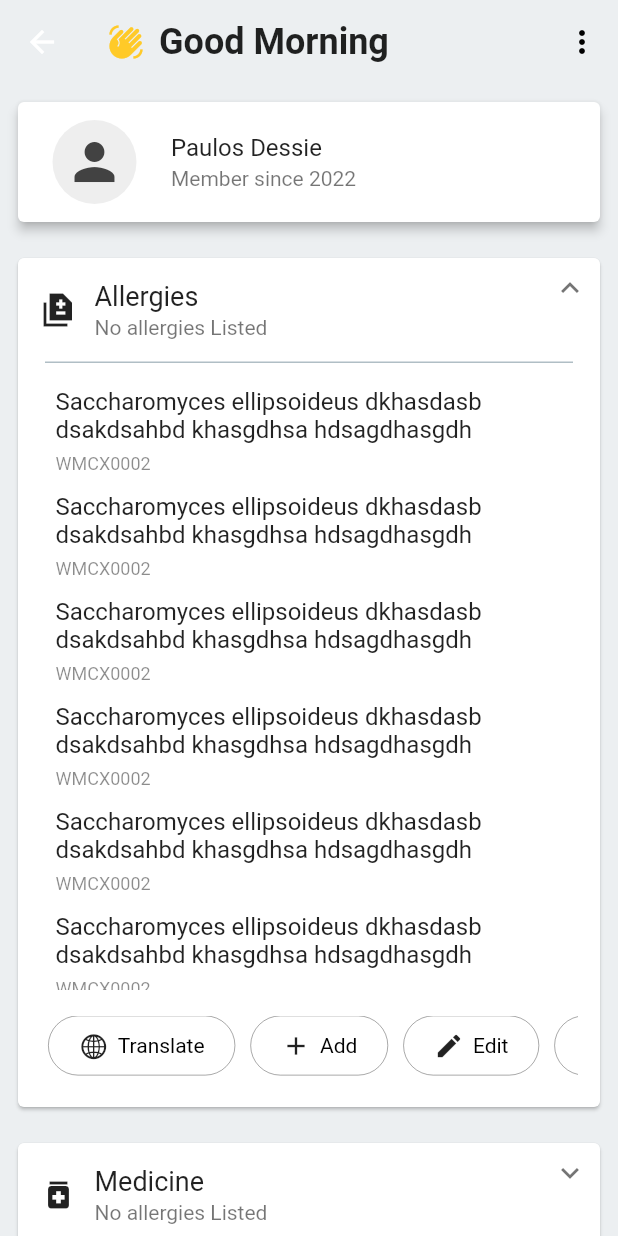
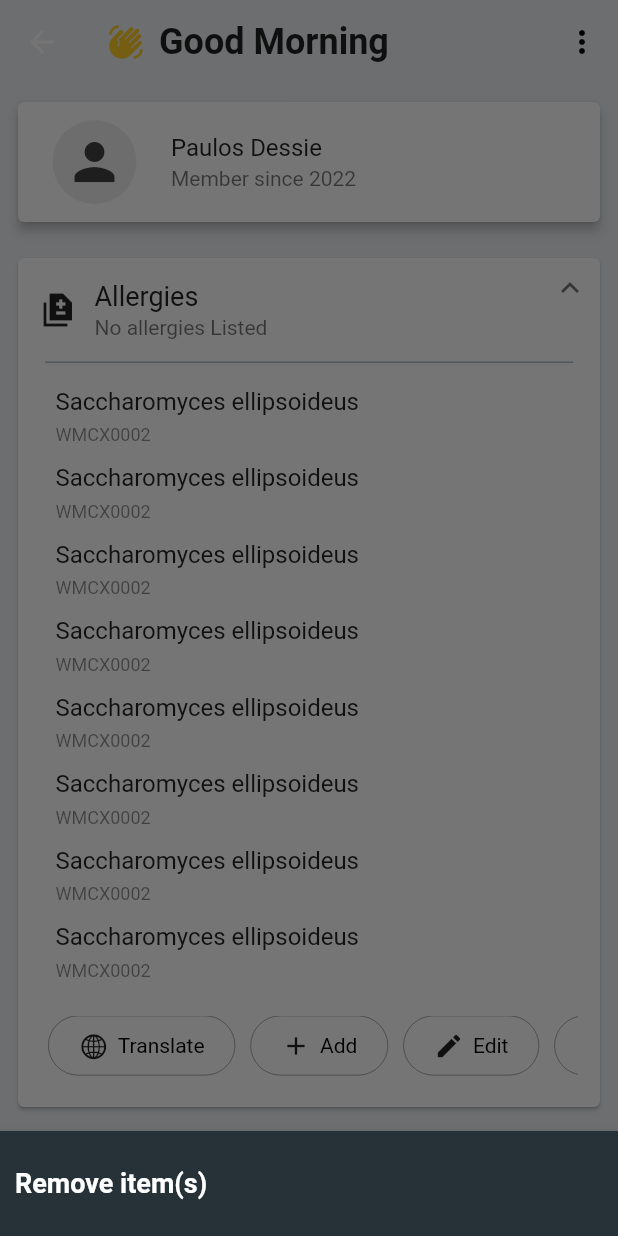
Before and after one commit to Nahom32/MedTrackerG1, a Flutter app: the HomePage screen opened directly, after a tap on "Allergies", after a tap on "Edit", on a phone screen of 412 x 824 dp. Run offline on Flutter 3.47's test engine with Material 2 defaults, Android fonts, the phone set to English and light mode, and no system bars; drawn by our look-alikes of expandable; our stand-ins replace smooth_page_indicator.

Commit message:
handled edit button

```diff
--- a/worldmedicalcenter/lib/ui/HomePage.dart
+++ b/worldmedicalcenter/lib/ui/HomePage.dart
@@ -10,6 +10,10 @@
 }
 
 class _HomePageState extends State<HomePage> {
+  var showChecklist = false;
+  bool? ischecked = false;
+  var dropdownValue = "English";
+
   @override
   Widget build(BuildContext context) {
     List<String> titleList = [
@@ -20,7 +24,6 @@
       "Vaccines",
       "Documents",
     ];
-
     List<Icon> iconList = [
       const Icon(Icons.no_accounts_rounded),
       const Icon(Icons.difference_sharp),
@@ -222,37 +225,9 @@
             color: Colors.blueGrey[200],
           ),
           Container(
-            height: MediaQuery.of(context).size.height * 0.5,
-            padding: EdgeInsets.symmetric(vertical: 2, horizontal: 10),
-            child: ListView.builder(
-                itemCount: 15,
-                itemBuilder: (context, index) {
-                  return Padding(
-                    padding: const EdgeInsets.symmetric(vertical: 6.0),
-                    child: Column(
-                      crossAxisAlignment: CrossAxisAlignment.start,
-                      children: [
-                        Text(
-                          "Saccharomyces ellipsoideus dkhasdasb dsakdsahbd khasgdhsa hdsagdhasgdh",
-                          style: TextStyle(
-                              fontWeight: FontWeight.w400, fontSize: 16),
-                        ),
-                        SizedBox(
-                          height: 6,
-                        ),
-                        Text(
-                          "WMCX0002",
-                          style: TextStyle(
-                              color: Colors.black45,
-                              // fontWeight:
-                              //     FontWeight.w200,
-                              fontSize: 12),
-                        )
-                      ],
-                    ),
-                  );
-                }),
-          ),
+              height: MediaQuery.of(context).size.height * 0.5,
+              padding: EdgeInsets.symmetric(vertical: 2, horizontal: 10),
+              child: getDetailedList()),
           Container(
             height: 70,
             padding: EdgeInsets.symmetric(vertical: 15),
@@ -267,6 +242,36 @@
   }
 
   getButtons(buttonList) {
+    if (showChecklist == true) {
+      return Row(
+        mainAxisAlignment: MainAxisAlignment.end,
+        children: [
+          InkWell(
+              onTap: (() {
+                setState(() {
+                  showChecklist = false;
+                });
+              }),
+              child: Text(
+                "Cancel",
+                style: TextStyle(color: Colors.blue),
+              )),
+          SizedBox(
+            width: 10,
+          ),
+          InkWell(
+              onTap: (() {
+                setState(() {
+                  showChecklist = false;
+                });
+              }),
+              child: Text(
+                "Remove",
+                style: TextStyle(color: Colors.blue),
+              )),
+        ],
+      );
+    }
     return ListView.builder(
         itemCount: 4,
         scrollDirection: Axis.horizontal,
@@ -306,7 +311,6 @@
   handleButton(int index) {
     if (index == 0) {
       List<String> languageList = ["English", "French", "Italian", "Spanish"];
-      var dropdownValue = languageList[0];
 
       showModalBottomSheet<void>(
         context: context,
@@ -435,6 +439,111 @@
     } else if (index == 1) {
       Navigator.pushNamed(context, "/add");
     } else if (index == 2) {
+      showModalBottomSheet(
+          context: context,
+          elevation: 5,
+          backgroundColor: Colors.blueGrey[900],
+          isScrollControlled: true,
+          builder: ((context) {
+            return Container(
+              height: 70,
+              child: Column(
+                mainAxisAlignment: MainAxisAlignment.center,
+                crossAxisAlignment: CrossAxisAlignment.start,
+                children: [
+                  InkWell(
+                      onTap: (() {
+                        setState(() {
+                          showChecklist = true;
+                        });
+                        Navigator.pop(context);
+                      }),
+                      child: Padding(
+                        padding: const EdgeInsets.only(left: 10.0),
+                        child: Text(
+                          "Remove item(s)",
+                          style: TextStyle(
+                              color: Colors.white,
+                              fontWeight: FontWeight.bold,
+                              fontSize: 18),
+                        ),
+                      )),
+                ],
+              ),
+            );
+          }));
     } else {}
   }
+
+  getDetailedList() {
+    if (showChecklist == false) {
+      return ListView.builder(
+          itemCount: 15,
+          itemBuilder: (context, index) {
+            return Padding(
+              padding: const EdgeInsets.symmetric(vertical: 6.0),
+              child: Row(
+                children: [
+                  Column(
+                    crossAxisAlignment: CrossAxisAlignment.start,
+                    children: [
+                      Text(
+                        "Saccharomyces ellipsoideus",
+                        style: TextStyle(
+                            fontWeight: FontWeight.w400, fontSize: 16),
+                      ),
+                      SizedBox(
+                        height: 6,
+                      ),
+                      Text(
+                        "WMCX0002",
+                        style: TextStyle(
+                            color: Colors.black45,
+                            // fontWeight:
+                            //     FontWeight.w200,
+                            fontSize: 12),
+                      )
+                    ],
+                  ),
+                ],
+              ),
+            );
+          });
+    }
+    return ListView.builder(
+        itemCount: 15,
+        itemBuilder: (context, index) {
+          return Padding(
+              padding: const EdgeInsets.symmetric(vertical: 6.0),
+              child: CheckboxListTile(
+                  title: Column(
+                    crossAxisAlignment: CrossAxisAlignment.start,
+                    children: [
+                      Text(
+                        "Saccharomyces ellipsoideus",
+                        style: TextStyle(
+                            fontWeight: FontWeight.w400, fontSize: 16),
+                      ),
+                      SizedBox(
+                        height: 6,
+                      ),
+                      Text(
+                        "WMCX0002",
+                        style: TextStyle(
+                            color: Colors.black45,
+                            // fontWeight:
+                            //     FontWeight.w200,
+                            fontSize: 12),
+                      )
+                    ],
+                  ),
+                  controlAffinity: ListTileControlAffinity.leading,
+                  value: ischecked,
+                  onChanged: ((value) {
+                    setState(() {
+                      ischecked = value;
+                    });
+                  })));
+        });
+  }
 }
```
